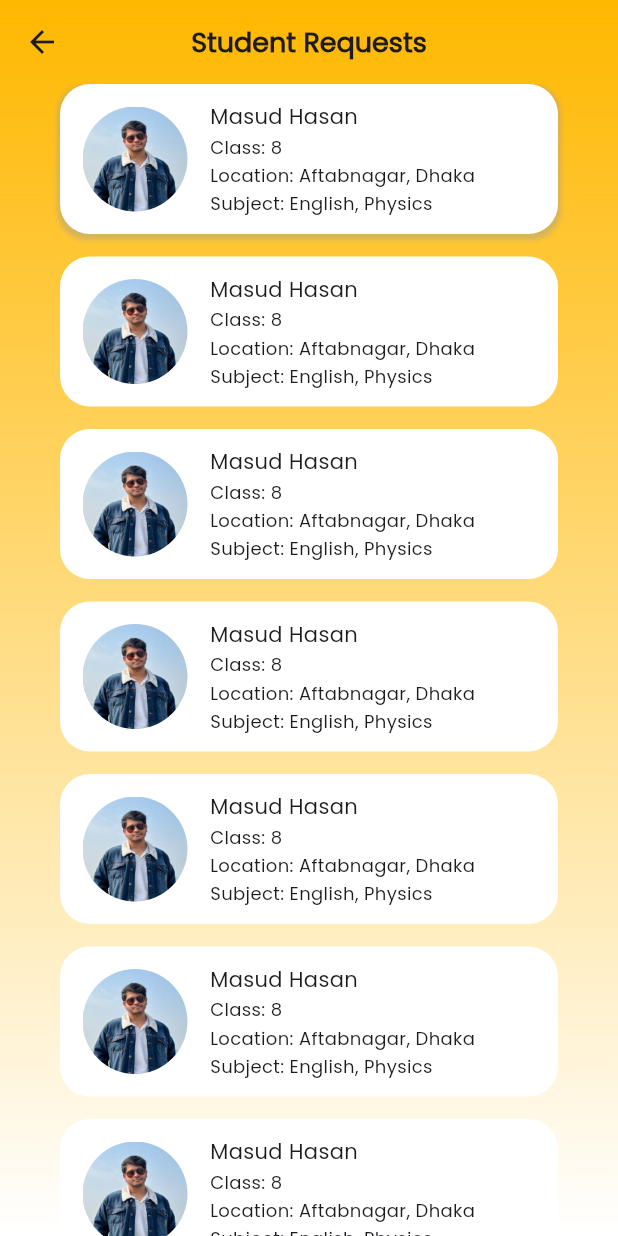
After one commit to RudroMozumdar/PoraoApp, a Flutter app: the screen it shows after launch, after a tap on "Student Request", on a phone screen of 412 x 824 dp. The commit adds this screen. Run offline on Flutter 3.47's test engine with Material 2 defaults, Android fonts, the phone set to English and light mode, and no system bars; our stand-ins replace firebase_auth, firebase_core; accounts and stored records are empty; network calls fail.

Commit message:
Student Requests Page DONE

```diff
--- a/lib/auth/auth.dart
+++ b/lib/auth/auth.dart
@@ -1,4 +1,4 @@
-import 'package:firebase_auth/firebase_auth.dart';
+import 'package:porao_app/common/all_import.dart';
 
 class Auth {
   final FirebaseAuth _firebaseAuth = FirebaseAuth.instance;
--- a/lib/auth/login.dart
+++ b/lib/auth/login.dart
@@ -1,4 +1,4 @@
-import '../common/all_import.dart';
+import 'package:porao_app/common/all_import.dart';
 
 class Login extends StatefulWidget {
   const Login({Key? key}) : super(key: key);
--- a/lib/auth/signup.dart
+++ b/lib/auth/signup.dart
@@ -1,4 +1,4 @@
-import '../common/all_import.dart';
+import 'package:porao_app/common/all_import.dart';
 
 class SignUp extends StatefulWidget {
   const SignUp({super.key});
@@ -135,34 +135,24 @@ class _SignUpState extends State<SignUp> {
     return Container(
       decoration: const BoxDecoration(
         gradient: LinearGradient(
-          colors: [Color.fromARGB(255, 178, 134, 255), Colors.white],
+          colors: [
+            Color.fromARGB(255, 178, 134, 255),
+            Colors.white,
+          ],
           begin: Alignment.topCenter,
           end: Alignment.bottomCenter,
         ),
       ),
       child: Scaffold(
         backgroundColor: Colors.transparent,
-        appBar: AppBar(
-            title: Text(
-              "Create a new account",
-              style: TextStyle(
-                fontFamily: primaryFont,
-                fontSize: 18,
-                fontWeight: FontWeight.w700,
+        appBar: const CustomAppBar(
+          title: "Create a new account",
         ),
-            ),
-            backgroundColor: Colors.transparent,
-            centerTitle: true,
-            leading: IconButton(
-              onPressed: () {
-                Navigator.pop(context);
-              },
-              icon: const Icon(Icons.arrow_back),
-            )),
         body: SingleChildScrollView(
           child: Padding(
             padding: const EdgeInsets.symmetric(horizontal: 30),
-            child: Column(children: [
+            child: Column(
+              children: [
                 _usernameField(),
                 const SizedBox(height: 15),
                 _emailField(),
@@ -176,7 +166,8 @@ class _SignUpState extends State<SignUp> {
                 _nidField(),
                 const SizedBox(height: 15),
                 _createAccountButton(),
-            ]),
+              ],
+            ),
           ),
         ),
       ),
--- a/lib/auth/widget_tree.dart
+++ b/lib/auth/widget_tree.dart
@@ -1,4 +1,4 @@
-import '../common/all_import.dart';
+import 'package:porao_app/common/all_import.dart';
 
 class WidgetTree extends StatefulWidget {
   const WidgetTree({super.key});
--- a/lib/common/all_import.dart
+++ b/lib/common/all_import.dart
@@ -11,3 +11,6 @@ export 'package:porao_app/dashboard/homepage.dart';
 export 'package:porao_app/common/fonts.dart';
 export 'package:porao_app/common/custom_textfield.dart';
 export 'package:porao_app/common/themes.dart';
+export 'package:porao_app/dev.dart';
+export 'package:porao_app/common/custom_app_bar.dart';
+export 'package:porao_app/features/student_request.dart';
--- /dev/null
+++ b/lib/common/custom_app_bar.dart
@@ -0,0 +1,34 @@
+import 'package:porao_app/common/all_import.dart';
+
+class CustomAppBar extends StatelessWidget implements PreferredSizeWidget {
+  final String title;
+  const CustomAppBar({
+    super.key,
+    required this.title,
+  });
+
+  @override
+  Widget build(BuildContext context) {
+    return AppBar(
+      title: Text(
+        title,
+        style: TextStyle(
+          fontFamily: primaryFont,
+          fontSize: 18,
+          fontWeight: FontWeight.w700,
+        ),
+      ),
+      backgroundColor: Colors.transparent,
+      centerTitle: true,
+      leading: IconButton(
+        onPressed: () {
+          Navigator.pop(context);
+        },
+        icon: const Icon(Icons.arrow_back),
+      ),
+    );
+  }
+
+  @override
+  Size get preferredSize => const Size.fromHeight(56);
+}
--- a/lib/common/custom_button.dart
+++ b/lib/common/custom_button.dart
@@ -1,4 +1,4 @@
-import '../common/all_import.dart';
+import 'package:porao_app/common/all_import.dart';
 
 class CustomPrimaryButton extends StatelessWidget {
   const CustomPrimaryButton({
--- a/lib/common/custom_textfield.dart
+++ b/lib/common/custom_textfield.dart
@@ -1,4 +1,4 @@
-import 'all_import.dart';
+import 'package:porao_app/common/all_import.dart';
 
 // ignore: must_be_immutable
 class CustomTextField extends StatelessWidget {
--- a/lib/common/themes.dart
+++ b/lib/common/themes.dart
@@ -1,4 +1,4 @@
-import 'all_import.dart';
+import 'package:porao_app/common/all_import.dart';
 
 // Light Theme------------------------------------------------------------------
 ThemeData lightTheme = ThemeData(
@@ -8,7 +8,7 @@ ThemeData lightTheme = ThemeData(
     background: const Color.fromARGB(255, 36, 36, 36),
     primary: Colors.deepPurple,
     secondary: const Color.fromARGB(255, 255, 255, 255),
-    shadow: Color.fromARGB(166, 182, 182, 182),
+    shadow: const Color.fromARGB(166, 182, 182, 182),
     onPrimaryContainer: Colors.amber,
   ),
   useMaterial3: true,
--- a/lib/dashboard/homepage.dart
+++ b/lib/dashboard/homepage.dart
@@ -1,6 +1,4 @@
-import 'package:flutter/material.dart';
-import 'package:porao_app/auth/auth.dart';
-import 'package:firebase_auth/firebase_auth.dart';
+import 'package:porao_app/common/all_import.dart';
 
 class HomePage extends StatelessWidget {
   HomePage({super.key});
--- /dev/null
+++ b/lib/dev.dart
@@ -0,0 +1,59 @@
+import 'package:porao_app/common/all_import.dart';
+
+class Devolopment extends StatefulWidget {
+  const Devolopment({super.key});
+
+  @override
+  State<Devolopment> createState() => _DevolopmentState();
+}
+
+class _DevolopmentState extends State<Devolopment> {
+  @override
+  Widget build(BuildContext context) {
+    return Column(
+      children: [
+        const SizedBox(height: 50),
+        ElevatedButton(
+            onPressed: () {
+              Navigator.push(
+                context,
+                MaterialPageRoute(
+                  builder: (context) => const StudentRequests(),
+                ),
+              );
+            },
+            child: const Text("Student Request")),
+        ElevatedButton(
+            onPressed: () {
+              Navigator.push(
+                context,
+                MaterialPageRoute(
+                  builder: (context) => const Login(),
+                ),
+              );
+            },
+            child: const Text("Login")),
+        ElevatedButton(
+            onPressed: () {
+              Navigator.push(
+                context,
+                MaterialPageRoute(
+                  builder: (context) => const SignUp(),
+                ),
+              );
+            },
+            child: const Text("Signup")),
+        ElevatedButton(
+            onPressed: () {
+              Navigator.push(
+                context,
+                MaterialPageRoute(
+                  builder: (context) => HomePage(),
+                ),
+              );
+            },
+            child: const Text("Homepage")),
+      ],
+    );
+  }
+}
--- /dev/null
+++ b/lib/features/student_request.dart
@@ -0,0 +1,424 @@
+import 'package:porao_app/common/all_import.dart';
+
+class StudentRequests extends StatefulWidget {
+  const StudentRequests({super.key});
+
+  @override
+  State<StudentRequests> createState() => _StudentRequestsState();
+}
+
+class _StudentRequestsState extends State<StudentRequests> {
+  @override
+  Widget build(BuildContext context) {
+    return Container(
+      decoration: const BoxDecoration(
+        gradient: LinearGradient(
+          colors: [Color.fromARGB(255, 255, 184, 0), Colors.white],
+          begin: Alignment.topCenter,
+          end: Alignment.bottomCenter,
+        ),
+      ),
+      child: Scaffold(
+        backgroundColor: Colors.transparent,
+        appBar: const CustomAppBar(title: "Student Requests"),
+        body: SingleChildScrollView(
+          child: Padding(
+            padding: const EdgeInsets.symmetric(horizontal: 40),
+            child: Column(
+              children: [
+                Container(
+                  width: double.infinity,
+                  height: 100,
+                  decoration: const BoxDecoration(
+                    boxShadow: [
+                      BoxShadow(
+                        color: Color.fromARGB(101, 153, 153, 153),
+                        spreadRadius: 2,
+                        blurRadius: 2,
+                        offset: Offset(0, 2),
+                      )
+                    ],
+                    color: Colors.white,
+                    borderRadius: BorderRadius.all(Radius.circular(20)),
+                  ),
+                  child: Row(
+                    children: [
+                      Padding(
+                        padding: const EdgeInsets.all(15),
+                        child: ClipRRect(
+                          borderRadius: BorderRadius.circular(50),
+                          child: Image.asset("assets/images/masud.png"),
+                        ),
+                      ),
+                      Padding(
+                        padding: const EdgeInsets.symmetric(vertical: 10),
+                        child: Column(
+                          crossAxisAlignment: CrossAxisAlignment.start,
+                          mainAxisAlignment: MainAxisAlignment.spaceEvenly,
+                          children: [
+                            Text(
+                              "Masud Hasan",
+                              style: TextStyle(fontFamily: primaryFont),
+                            ),
+                            Text(
+                              "Class: 8",
+                              style: TextStyle(
+                                fontFamily: primaryFont,
+                                fontSize: 12,
+                              ),
+                            ),
+                            Text(
+                              "Location: Aftabnagar, Dhaka",
+                              style: TextStyle(
+                                fontFamily: primaryFont,
+                                fontSize: 12,
+                              ),
+                            ),
+                            Text(
+                              "Subject: English, Physics",
+                              style: TextStyle(
+                                fontFamily: primaryFont,
+                                fontSize: 12,
+                              ),
+                            ),
+                          ],
+                        ),
+                      )
+                    ],
+                  ),
+                ),
+                const SizedBox(height: 15),
+                // Redundent / For now----------------------------------------------------
+                Container(
+                  width: double.infinity,
+                  height: 100,
+                  decoration: const BoxDecoration(
+                    color: Colors.white,
+                    borderRadius: BorderRadius.all(Radius.circular(20)),
+                  ),
+                  child: Row(
+                    children: [
+                      Padding(
+                        padding: const EdgeInsets.all(15),
+                        child: ClipRRect(
+                          borderRadius: BorderRadius.circular(50),
+                          child: Image.asset("assets/images/masud.png"),
+                        ),
+                      ),
+                      Padding(
+                        padding: const EdgeInsets.symmetric(vertical: 10),
+                        child: Column(
+                          crossAxisAlignment: CrossAxisAlignment.start,
+                          mainAxisAlignment: MainAxisAlignment.spaceEvenly,
+                          children: [
+                            Text(
+                              "Masud Hasan",
+                              style: TextStyle(fontFamily: primaryFont),
+                            ),
+                            Text(
+                              "Class: 8",
+                              style: TextStyle(
+                                fontFamily: primaryFont,
+                                fontSize: 12,
+                              ),
+                            ),
+                            Text(
+                              "Location: Aftabnagar, Dhaka",
+                              style: TextStyle(
+                                fontFamily: primaryFont,
+                                fontSize: 12,
+                              ),
+                            ),
+                            Text(
+                              "Subject: English, Physics",
+                              style: TextStyle(
+                                fontFamily: primaryFont,
+                                fontSize: 12,
+                              ),
+                            ),
+                          ],
+                        ),
+                      )
+                    ],
+                  ),
+                ),
+                const SizedBox(height: 15),
+                Container(
+                  width: double.infinity,
+                  height: 100,
+                  decoration: const BoxDecoration(
+                    color: Colors.white,
+                    borderRadius: BorderRadius.all(Radius.circular(20)),
+                  ),
+                  child: Row(
+                    children: [
+                      Padding(
+                        padding: const EdgeInsets.all(15),
+                        child: ClipRRect(
+                          borderRadius: BorderRadius.circular(50),
+                          child: Image.asset("assets/images/masud.png"),
+                        ),
+                      ),
+                      Padding(
+                        padding: const EdgeInsets.symmetric(vertical: 10),
+                        child: Column(
+                          crossAxisAlignment: CrossAxisAlignment.start,
+                          mainAxisAlignment: MainAxisAlignment.spaceEvenly,
+                          children: [
+                            Text(
+                              "Masud Hasan",
+                              style: TextStyle(fontFamily: primaryFont),
+                            ),
+                            Text(
+                              "Class: 8",
+                              style: TextStyle(
+                                fontFamily: primaryFont,
+                                fontSize: 12,
+                              ),
+                            ),
+                            Text(
+                              "Location: Aftabnagar, Dhaka",
+                              style: TextStyle(
+                                fontFamily: primaryFont,
+                                fontSize: 12,
+                              ),
+                            ),
+                            Text(
+                              "Subject: English, Physics",
+                              style: TextStyle(
+                                fontFamily: primaryFont,
+                                fontSize: 12,
+                              ),
+                            ),
+                          ],
+                        ),
+                      )
+                    ],
+                  ),
+                ),
+                const SizedBox(height: 15),
+                Container(
+                  width: double.infinity,
+                  height: 100,
+                  decoration: const BoxDecoration(
+                    color: Colors.white,
+                    borderRadius: BorderRadius.all(Radius.circular(20)),
+                  ),
+                  child: Row(
+                    children: [
+                      Padding(
+                        padding: const EdgeInsets.all(15),
+                        child: ClipRRect(
+                          borderRadius: BorderRadius.circular(50),
+                          child: Image.asset("assets/images/masud.png"),
+                        ),
+                      ),
+                      Padding(
+                        padding: const EdgeInsets.symmetric(vertical: 10),
+                        child: Column(
+                          crossAxisAlignment: CrossAxisAlignment.start,
+                          mainAxisAlignment: MainAxisAlignment.spaceEvenly,
+                          children: [
+                            Text(
+                              "Masud Hasan",
+                              style: TextStyle(fontFamily: primaryFont),
+                            ),
+                            Text(
+                              "Class: 8",
+                              style: TextStyle(
+                                fontFamily: primaryFont,
+                                fontSize: 12,
+                              ),
+                            ),
+                            Text(
+                              "Location: Aftabnagar, Dhaka",
+                              style: TextStyle(
+                                fontFamily: primaryFont,
+                                fontSize: 12,
+                              ),
+                            ),
+                            Text(
+                              "Subject: English, Physics",
+                              style: TextStyle(
+                                fontFamily: primaryFont,
+                                fontSize: 12,
+                              ),
+                            ),
+                          ],
+                        ),
+                      )
+                    ],
+                  ),
+                ),
+                const SizedBox(height: 15),
+                Container(
+                  width: double.infinity,
+                  height: 100,
+                  decoration: const BoxDecoration(
+                    color: Colors.white,
+                    borderRadius: BorderRadius.all(Radius.circular(20)),
+                  ),
+                  child: Row(
+                    children: [
+                      Padding(
+                        padding: const EdgeInsets.all(15),
+                        child: ClipRRect(
+                          borderRadius: BorderRadius.circular(50),
+                          child: Image.asset("assets/images/masud.png"),
+                        ),
+                      ),
+                      Padding(
+                        padding: const EdgeInsets.symmetric(vertical: 10),
+                        child: Column(
+                          crossAxisAlignment: CrossAxisAlignment.start,
+                          mainAxisAlignment: MainAxisAlignment.spaceEvenly,
+                          children: [
+                            Text(
+                              "Masud Hasan",
+                              style: TextStyle(fontFamily: primaryFont),
+                            ),
+                            Text(
+                              "Class: 8",
+                              style: TextStyle(
+                                fontFamily: primaryFont,
+                                fontSize: 12,
+                              ),
+                            ),
+                            Text(
+                              "Location: Aftabnagar, Dhaka",
+                              style: TextStyle(
+                                fontFamily: primaryFont,
+                                fontSize: 12,
+                              ),
+                            ),
+                            Text(
+                              "Subject: English, Physics",
+                              style: TextStyle(
+                                fontFamily: primaryFont,
+                                fontSize: 12,
+                              ),
+                            ),
+                          ],
+                        ),
+                      )
+                    ],
+                  ),
+                ),
+                const SizedBox(height: 15),
+                Container(
+                  width: double.infinity,
+                  height: 100,
+                  decoration: const BoxDecoration(
+                    color: Colors.white,
+                    borderRadius: BorderRadius.all(Radius.circular(20)),
+                  ),
+                  child: Row(
+                    children: [
+                      Padding(
+                        padding: const EdgeInsets.all(15),
+                        child: ClipRRect(
+                          borderRadius: BorderRadius.circular(50),
+                          child: Image.asset("assets/images/masud.png"),
+                        ),
+                      ),
+                      Padding(
+                        padding: const EdgeInsets.symmetric(vertical: 10),
+                        child: Column(
+                          crossAxisAlignment: CrossAxisAlignment.start,
+                          mainAxisAlignment: MainAxisAlignment.spaceEvenly,
+                          children: [
+                            Text(
+                              "Masud Hasan",
+                              style: TextStyle(fontFamily: primaryFont),
+                            ),
+                            Text(
+                              "Class: 8",
+                              style: TextStyle(
+                                fontFamily: primaryFont,
+                                fontSize: 12,
+                              ),
+                            ),
+                            Text(
+                              "Location: Aftabnagar, Dhaka",
+                              style: TextStyle(
+                                fontFamily: primaryFont,
+                                fontSize: 12,
+                              ),
+                            ),
+                            Text(
+                              "Subject: English, Physics",
+                              style: TextStyle(
+                                fontFamily: primaryFont,
+                                fontSize: 12,
+                              ),
+                            ),
+                          ],
+                        ),
+                      )
+                    ],
+                  ),
+                ),
+                const SizedBox(height: 15),
+                Container(
+                  width: double.infinity,
+                  height: 100,
+                  decoration: const BoxDecoration(
+                    color: Colors.white,
+                    borderRadius: BorderRadius.all(Radius.circular(20)),
+                  ),
+                  child: Row(
+                    children: [
+                      Padding(
+                        padding: const EdgeInsets.all(15),
+                        child: ClipRRect(
+                          borderRadius: BorderRadius.circular(50),
+                          child: Image.asset("assets/images/masud.png"),
+                        ),
+                      ),
+                      Padding(
+                        padding: const EdgeInsets.symmetric(vertical: 10),
+                        child: Column(
+                          crossAxisAlignment: CrossAxisAlignment.start,
+                          mainAxisAlignment: MainAxisAlignment.spaceEvenly,
+                          children: [
+                            Text(
+                              "Masud Hasan",
+                              style: TextStyle(fontFamily: primaryFont),
+                            ),
+                            Text(
+                              "Class: 8",
+                              style: TextStyle(
+                                fontFamily: primaryFont,
+                                fontSize: 12,
+                              ),
+                            ),
+                            Text(
+                              "Location: Aftabnagar, Dhaka",
+                              style: TextStyle(
+                                fontFamily: primaryFont,
+                                fontSize: 12,
+                              ),
+                            ),
+                            Text(
+                              "Subject: English, Physics",
+                              style: TextStyle(
+                                fontFamily: primaryFont,
+                                fontSize: 12,
+                              ),
+                            ),
+                          ],
+                        ),
+                      )
+                    ],
+                  ),
+                ),
+                const SizedBox(height: 15),
+                // Redundent / For now ends----------------------------------------------------
+              ],
+            ),
+          ),
+        ),
+      ),
+    );
+  }
+}
--- a/lib/main.dart
+++ b/lib/main.dart
@@ -33,6 +33,7 @@ class MyHomePage extends StatefulWidget {
 class _MyHomePageState extends State<MyHomePage> {
   @override
   Widget build(BuildContext context) {
-    return const WidgetTree();
+    //return const WidgetTree();
+    return const Devolopment(); // Temporary
   }
 }
--- a/pubspec.yaml
+++ b/pubspec.yaml
@@ -27,6 +27,7 @@ flutter:
 
   assets:
     - assets/images/backgrounds/
+    - assets/images/
 
   # To add custom fonts to your application, add a fonts section here,
   # in this "flutter" section. Each entry in this list should have a
```
Also changed, not shown: assets/images/masud.png (added). Lines whose indentation alone changed are shown as unchanged.
